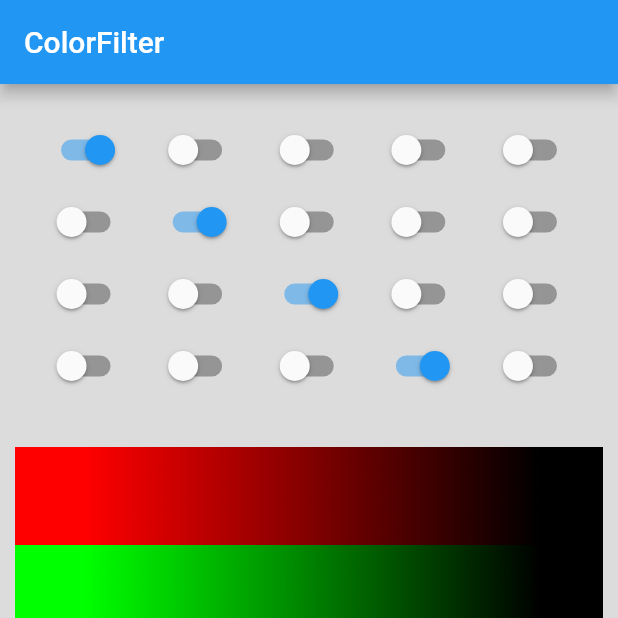
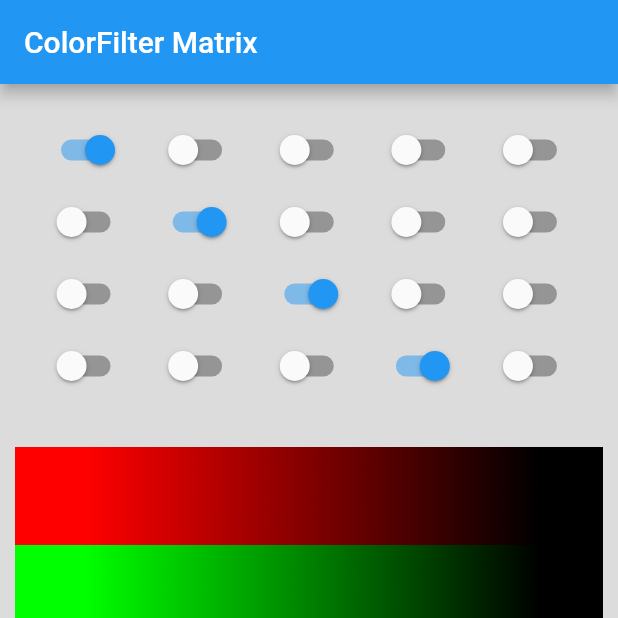
Before and after one commit to dynamomobile/flutter_colorfilter, a Flutter app: the screen it shows after launch, on a phone screen of 412 x 824 dp, the top half of it. Run offline on Flutter 3.47's test engine with Material 2 defaults, Android fonts, the phone set to English and light mode, and no system bars.

Commit message:
Scaled screenshot + focus on matrix for colorfilter

```diff
--- a/lib/main.dart
+++ b/lib/main.dart
@@ -11,7 +11,7 @@ class MyApp extends StatelessWidget {
   @override
   Widget build(BuildContext context) {
     return MaterialApp(
-      title: 'ColorFilter Demo',
+      title: 'ColorFilter Matrix Demo',
       theme: ThemeData(
         primarySwatch: Colors.blue,
       ),
@@ -44,7 +44,7 @@ class ColorFilterDemoState extends State<ColorFilterDemo> {
   Widget build(BuildContext context) {
     return Scaffold(
       appBar: AppBar(
-        title: Text('ColorFilter'),
+        title: Text('ColorFilter Matrix'),
       ),
       body: FutureBuilder(
         future: _loadImage(),
```
Also changed, not shown: screenshot.png, 1 other file.
